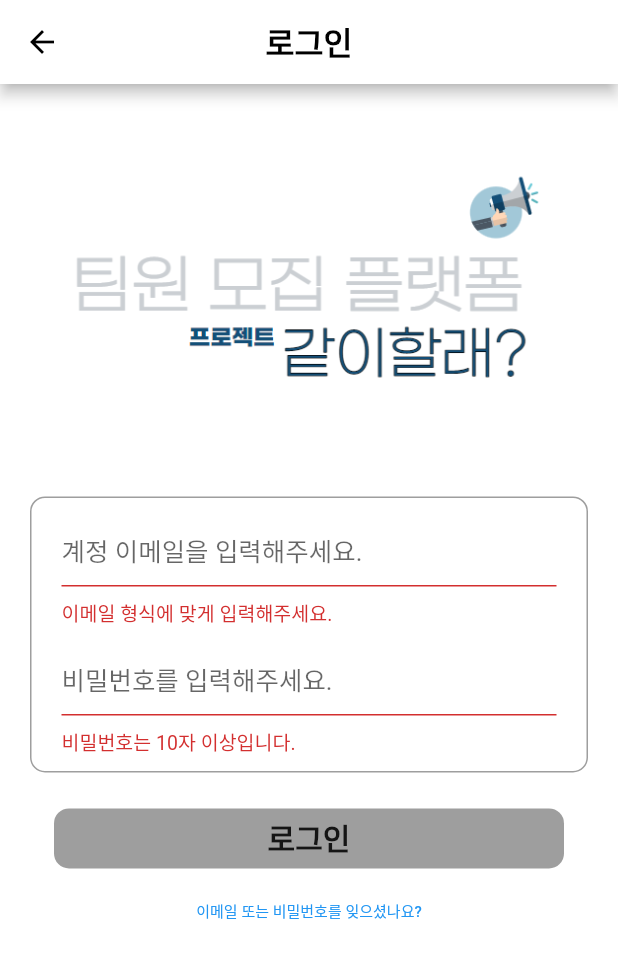
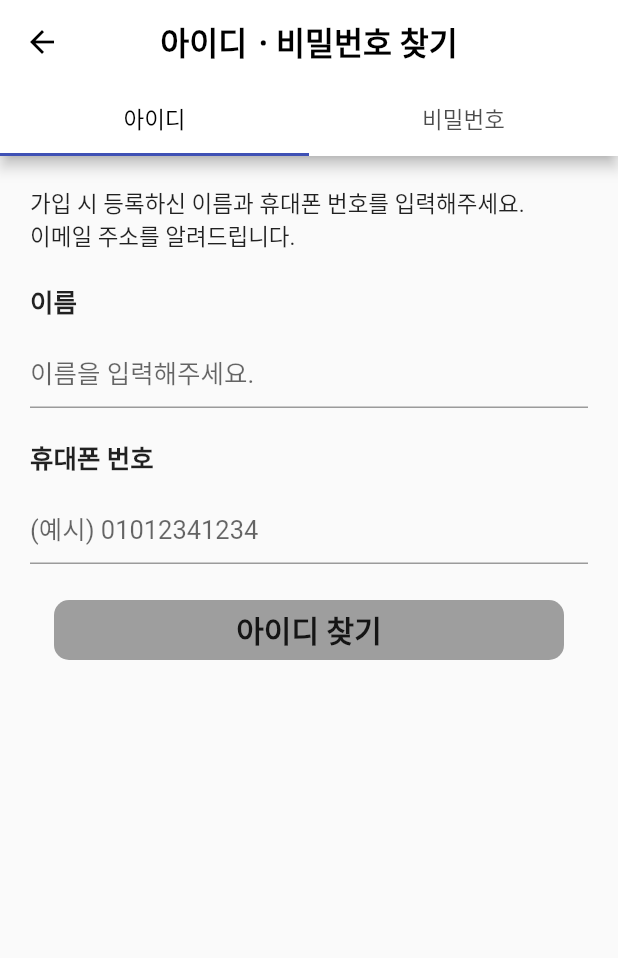
Before and after one commit to Can-U-Join-Us/CUJU-AOS, a Flutter app: the LoginPage screen opened by its route, after a tap on "로그인", after a tap on "이메일 또는 비밀번호를 잊으셨나요?", on a phone screen of 412 x 824 dp. Shown: the top 958 px of the screen. Run offline on Flutter 3.47's test engine with Material 2 defaults, Android fonts, the phone set to English and light mode, and no system bars; our stand-ins replace flutter_secure_storage, smooth_page_indicator; missing offline and left inert: checkbox_formfield, flutter_rounded_date_picker; accounts and stored records are empty.

Commit message:
아이디, 비밀번호 찾기 페이지 구현

```diff
--- a/lib/main.dart
+++ b/lib/main.dart
@@ -1,3 +1,4 @@
+import 'package:canyoujoinus/pages/auths/findUserInfo_page.dart';
 import 'package:canyoujoinus/pages/posts/add_project.dart';
 import 'package:canyoujoinus/pages/posts/contest_list_page.dart';
 import 'package:flutter_localizations/flutter_localizations.dart';
@@ -62,6 +63,7 @@ class _MyAppState extends State<MyApp> {
             PmPage.routeName: (ctx) => PmPage(),
             LoginPage.routeName: (ctx) => LoginPage(),
             SignUpPage.routeName: (ctx) => SignUpPage(),
+            FindUserInfoPage.routeName: (ctx) => FindUserInfoPage(),
             AddProjectPage.routeName: (ctx) => AddProjectPage(),
             ContestListPage.routeName : (ctx) => ContestListPage(),
           },
--- /dev/null
+++ b/lib/pages/auths/findUserInfo_page.dart
@@ -0,0 +1,251 @@
+import 'package:flutter/material.dart';
+
+class FindUserInfoPage extends StatefulWidget {
+  static const routeName = '/find-user';
+
+  @override
+  _FindUserInfoPageState createState() => _FindUserInfoPageState();
+}
+
+class _FindUserInfoPageState extends State<FindUserInfoPage> {
+  @override
+  Widget build(BuildContext context) {
+    return DefaultTabController(
+      length: 2,
+      child: Scaffold(
+        appBar: AppBar(
+          centerTitle: true,
+          title: Text(
+            "아이디ㆍ비밀번호 찾기",
+            style: TextStyle(color: Colors.black, fontWeight: FontWeight.bold),
+          ),
+          backgroundColor: Colors.white,
+          iconTheme: IconThemeData(color: Colors.black),
+          bottom: TabBar(
+            labelColor: Colors.black,
+            tabs: <Widget>[
+              Tab(text: "아이디"),
+              Tab(text: "비밀번호"),
+            ],
+          ),
+        ),
+        body: TabBarView(
+          children: <Widget>[
+            FindUserId(),
+            FindUserPW(),
+          ],
+        ),
+      ),
+    );
+  }
+}
+
+class FindUserId extends StatefulWidget {
+  @override
+  _FindUserIdState createState() => _FindUserIdState();
+}
+
+class _FindUserIdState extends State<FindUserId> {
+  final formKey = GlobalKey<FormState>();
+
+  Future<void> _submit() async {
+    if (formKey.currentState!.validate() == false) {
+      return;
+    } else {
+      FocusManager.instance.primaryFocus!.unfocus(); // focus 제거
+      formKey.currentState!.save();
+      showDialog(
+        context: context,
+        barrierDismissible: false,
+        builder: (BuildContext ctx) {
+          return AlertDialog(
+            content: Text("회원님의 ID는\n ???입니다."),
+            actions: [
+              FlatButton(
+                child: Text("확인"),
+                onPressed: () {
+                  Navigator.of(context).pop();
+                },
+              )
+            ],
+          );
+        },
+      );
+    }
+  }
+
+  @override
+  Widget build(BuildContext context) {
+    return Form(
+      key: formKey,
+      child: Padding(
+        padding: const EdgeInsets.all(20.0),
+        child: Column(
+          crossAxisAlignment: CrossAxisAlignment.start,
+          children: <Widget>[
+            Container(
+              child: Text("가입 시 등록하신 이름과 휴대폰 번호를 입력해주세요.\n이메일 주소를 알려드립니다."),
+            ),
+            SizedBox(height: 20),
+            Container(
+              child: Text(
+                "이름",
+                style: TextStyle(fontSize: 17, fontWeight: FontWeight.bold),
+              ),
+              margin: EdgeInsets.only(bottom: 10),
+            ),
+            TextFormField(
+              keyboardType: TextInputType.name,
+              textInputAction: TextInputAction.next,
+              decoration: InputDecoration(
+                hintText: "이름을 입력해주세요.",
+              ),
+              validator: (value) {
+                if (value!.length < 3) {
+                  return "이름을 입력해주세요.";
+                }
+              },
+            ),
+            SizedBox(height: 20),
+            Container(
+              child: Text(
+                "휴대폰 번호",
+                style: TextStyle(fontSize: 17, fontWeight: FontWeight.bold),
+              ),
+              margin: EdgeInsets.only(bottom: 10),
+            ),
+            TextFormField(
+              keyboardType: TextInputType.name,
+              textInputAction: TextInputAction.next,
+              decoration: InputDecoration(
+                hintText: "(예시) 01012341234",
+              ),
+              validator: (value) {
+                if (value!.length < 10) {
+                  return "휴대폰 번호는 10자 이상입니다.";
+                }
+              },
+            ),
+            SizedBox(height: 20),
+            FlatButton(
+              child: Container(
+                height: 40,
+                width: double.infinity,
+                alignment: Alignment.center,
+                decoration: BoxDecoration(
+                  borderRadius: BorderRadius.circular(10),
+                  color: Colors.grey,
+                ),
+                child: Text("아이디 찾기",
+                    style: TextStyle(
+                      fontWeight: FontWeight.bold,
+                      fontSize: 20,
+                    ),
+                    textAlign: TextAlign.center),
+              ),
+              onPressed: () {
+                _submit();
+              },
+            ),
+            // formKey.currentState!.validate() ? Container() : Container()
+          ],
+        ),
+      ),
+    );
+  }
+}
+
+class FindUserPW extends StatefulWidget {
+  @override
+  _FindUserPWState createState() => _FindUserPWState();
+}
+
+class _FindUserPWState extends State<FindUserPW> {
+  final formKey = GlobalKey<FormState>();
+
+  Future<void> _submit() async {
+    if (formKey.currentState!.validate() == false) {
+      return;
+    } else {
+      FocusManager.instance.primaryFocus!.unfocus(); // focus 제거
+      formKey.currentState!.save();
+      showDialog(
+        context: context,
+        barrierDismissible: false,
+        builder: (BuildContext ctx) {
+          return AlertDialog(
+            content: Text("회원님의 ID는\n ???입니다."),
+            actions: [
+              FlatButton(
+                child: Text("확인"),
+                onPressed: () {
+                  Navigator.of(context).pop();
+                },
+              )
+            ],
+          );
+        },
+      );
+    }
+  }
+
+  @override
+  Widget build(BuildContext context) {
+    return Form(
+      key: formKey,
+      child: Padding(
+        padding: const EdgeInsets.all(20.0),
+        child: Column(
+          crossAxisAlignment: CrossAxisAlignment.start,
+          children: <Widget>[
+            Container(
+              child: Text("가입 시 등록하신 이메일 주소를 입력해주세요.\n비밀번호 재설정 링크를 보내드립니다."),
+            ),
+            SizedBox(height: 20),
+            Container(
+              child: Text(
+                "이메일 주소",
+                style: TextStyle(fontSize: 17, fontWeight: FontWeight.bold),
+              ),
+              margin: EdgeInsets.only(bottom: 10),
+            ),
+            TextFormField(
+              keyboardType: TextInputType.emailAddress,
+              textInputAction: TextInputAction.done,
+              decoration: InputDecoration(
+                hintText: "이메일 주소를 입력해주세요.",
+              ),
+              validator: (value) {
+                if (value!.length < 10) {
+                  return "이메일 주소를 입력해주세요.";
+                }
+              },
+            ),
+            SizedBox(height: 20),
+            FlatButton(
+              child: Container(
+                height: 40,
+                width: double.infinity,
+                alignment: Alignment.center,
+                decoration: BoxDecoration(
+                  borderRadius: BorderRadius.circular(10),
+                  color: Colors.grey,
+                ),
+                child: Text("비밀번호 찾기",
+                    style: TextStyle(
+                      fontWeight: FontWeight.bold,
+                      fontSize: 20,
+                    ),
+                    textAlign: TextAlign.center),
+              ),
+              onPressed: () {
+                _submit();
+              },
+            ),
+            // formKey.currentState!.validate() ? Container() : Container()
+          ],
+        ),
+      ),
+    );
+  }
+}
--- a/lib/pages/auths/login_page.dart
+++ b/lib/pages/auths/login_page.dart
@@ -1,5 +1,6 @@
 import 'dart:io';
 
+import 'package:canyoujoinus/pages/auths/findUserInfo_page.dart';
 import 'package:canyoujoinus/providers/auth_provider.dart';
 import 'package:flutter/material.dart';
 import 'package:provider/provider.dart';
@@ -143,7 +144,9 @@ class _LoginPageState extends State<LoginPage> {
                       style: TextStyle(color: Colors.blue, fontSize: 10),
                     ),
                   ),
-                  onPressed: () {},
+                  onPressed: () {
+                    Navigator.of(context).pushNamed(FindUserInfoPage.routeName);
+                  },
                 ),
               ],
             ),
```
